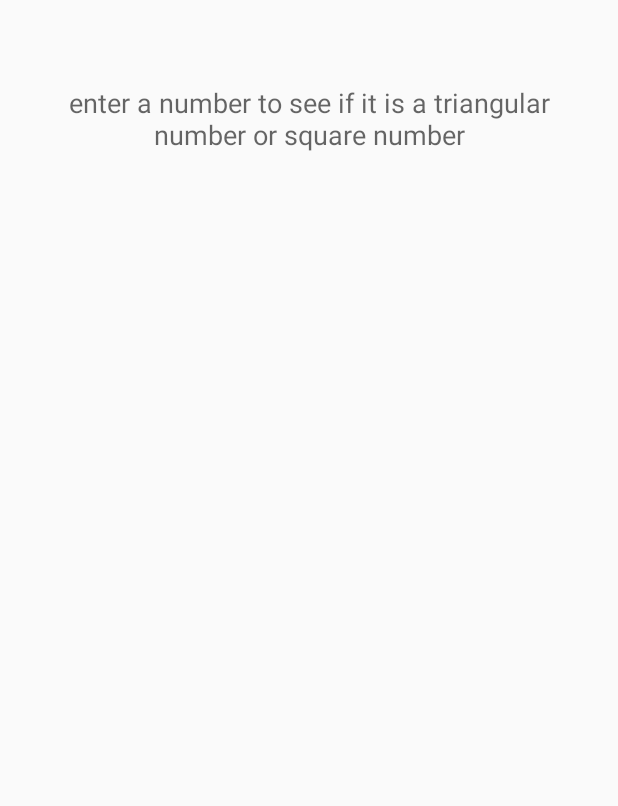
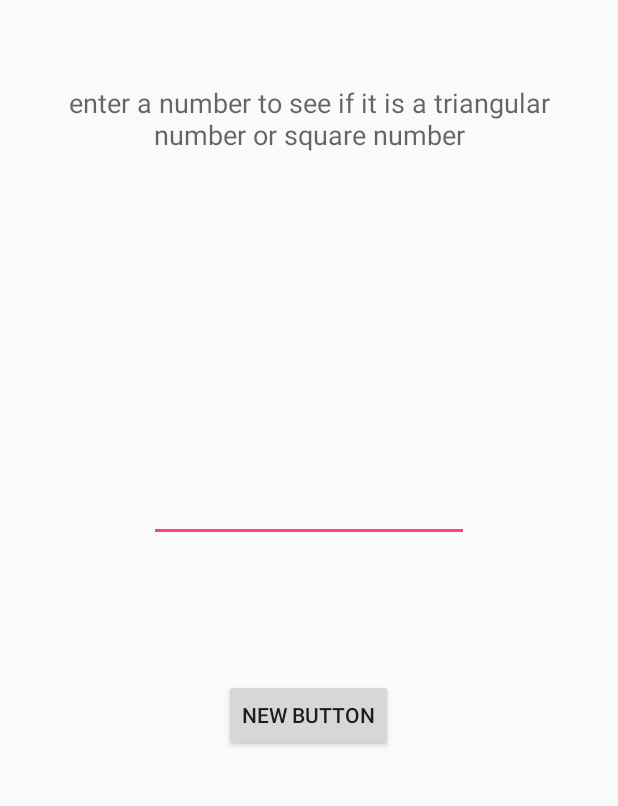
Before and after one commit to stern15/numbershape, an Android app: the screen it shows after launch (MainActivity), on a phone screen of 412 x 824 dp, the part 152-958 px from its top. Run offline under Robolectric (Android 15) with nearby library versions, the phone set to English and light mode, and no system bars.

Commit message:
adding the elements in the layout

```diff
--- a/app/src/main/res/layout/activity_main.xml
+++ b/app/src/main/res/layout/activity_main.xml
@@ -28,4 +28,22 @@
         android:layout_centerHorizontal="true"
         android:layout_marginTop="56dp"
         android:textAlignment="center" />
+
+    <EditText
+        android:layout_width="wrap_content"
+        android:layout_height="wrap_content"
+        android:inputType="number"
+        android:ems="10"
+        android:id="@+id/editText"
+        android:layout_centerVertical="true"
+        android:layout_centerHorizontal="true" />
+
+    <Button
+        android:layout_width="wrap_content"
+        android:layout_height="wrap_content"
+        android:text="New Button"
+        android:id="@+id/button"
+        android:layout_below="@+id/editText"
+        android:layout_centerHorizontal="true"
+        android:layout_marginTop="91dp" />
 </RelativeLayout>
```
